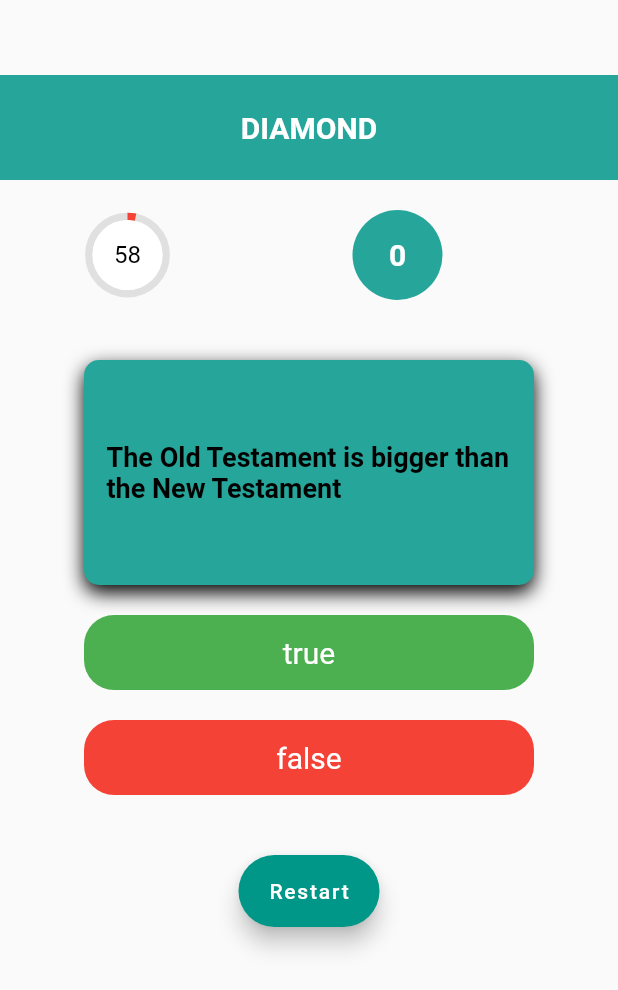
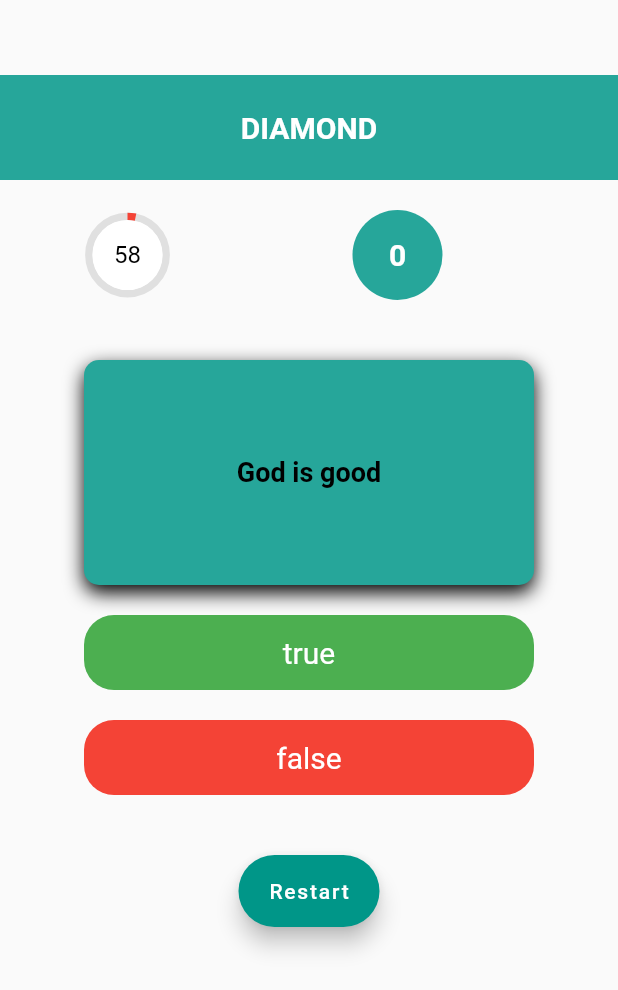
Before and after one commit to donduks/bible_quizzer2, a Flutter app: the RubiHome screen opened directly, on a phone screen of 412 x 824 dp. Shown: the top 990 px of the screen. Run offline on Flutter 3.47's test engine with Material 2 defaults, Android fonts, the phone set to English and light mode, and no system bars; drawn by our look-alikes of circular_countdown_timer.

```diff
--- a/lib/home_page.dart
+++ b/lib/home_page.dart
@@ -1,5 +1,6 @@
 import 'package:bible_quizzer/constants.dart';
 import 'package:bible_quizzer/diamond/diamond1.dart';
+import 'package:bible_quizzer/ruby/rubi_home.dart';
 import 'package:bible_quizzer/sapphire/sapphire_home.dart';
 
 import 'package:bible_quizzer/widgets.dart';
@@ -79,7 +80,10 @@ class _HomePageState extends State<HomePage> {
                               style: kSmallText,
                             ),
                             color: Colors.red,
-                            onTap: () {},
+                            onTap: () {
+                              Navigator.of(context).push(MaterialPageRoute(
+                                  builder: (context) => const RubiHome()));
+                            },
                             decoration: const BoxDecoration(
                               image: DecorationImage(
                                 image: AssetImage('images/girl1.png'),
--- a/lib/main.dart
+++ b/lib/main.dart
@@ -20,7 +20,7 @@ class MyApp extends StatelessWidget {
   Widget build(BuildContext context) {
     return const MaterialApp(
       debugShowCheckedModeBanner: false,
-      home: SapphireHome(),
+      home: FirstPage(),
     );
   }
 }
--- a/lib/ruby/rubi_ans.dart
+++ b/lib/ruby/rubi_ans.dart
@@ -4,19 +4,19 @@ import 'rubi_questions.dart';
 class Brain {
   int _tracker = 0;
   final List<Question> _questionBank = [
-    Question('The Old Testament is bigger than the New Testament', true),
-    Question('The Old Testament was written in Greek', false),
-    Question('The final book in the Old Testament is Malachi', true),
-    Question('The  Gospel According to Luke was written by a doctor', true),
-    Question(' Jesus teach the Lords Prayer to the pharasees', false),
-    Question('There are 36 books in the New Testament ', false),
-    Question('The gospel of John is the fouth book of the new testament', true),
+    Question('God is good', true),
+    Question('Solomond killed Goliath', false),
+    Question('Jesus has 16 disciples', false),
+    Question('Jesus is the saviour of the world', true),
+    Question(' God hate sinners', false),
+    Question('Baby Moses was found floating in a basket in the river ', true),
     Question(
-        'The Last Supper was the final meal Jesus shared with his disciples before his crucifixion',
+        'The most important commandment is to love God and love our neighbors as ourselves',
         true),
-    Question('Jesus was born in Jerusalem', false),
-    Question('King Solomon was known for his wisdom and wealth', true),
-    Question('Joshua led the Israelites out of Egypt', false),
+    Question('The first man and woman on earth were named Noah and Eve', false),
+    Question('Jesus prayed in the garden of eden', false),
+    Question('Jesus died for the whole world', true),
+    Question('I am a child of God', true),
   ];
 
   void nextQuestion() {
--- a/lib/ruby/rubi_timer.dart
+++ b/lib/ruby/rubi_timer.dart
@@ -29,7 +29,7 @@ class _RubiTimerState extends State<RubiTimer> {
         isReverse: true,
         isReverseAnimation: false,
         isTimerTextShown: true,
-        autoStart: false,
+        autoStart: true,
         onComplete: () {
           Navigator.of(context)
               .push(MaterialPageRoute(builder: (context) => const DiaFaild()));
--- a/lib/sapphire/sapphire_brain.dart
+++ b/lib/sapphire/sapphire_brain.dart
@@ -41,7 +41,7 @@ final questions = [
       {'answerText': 'A spider and camel', 'score': false},
       {'answerText': 'A horse, snake, and goat', 'score': false},
       {'answerText': 'A snake and donkey', 'score': true},
-      {'answerText': 'Animals can’t speak', 'score': false},
+      {'answerText': 'Animals can not speak', 'score': false},
     ]
   },
   {
```
Also changed, not shown: 5 other files.
